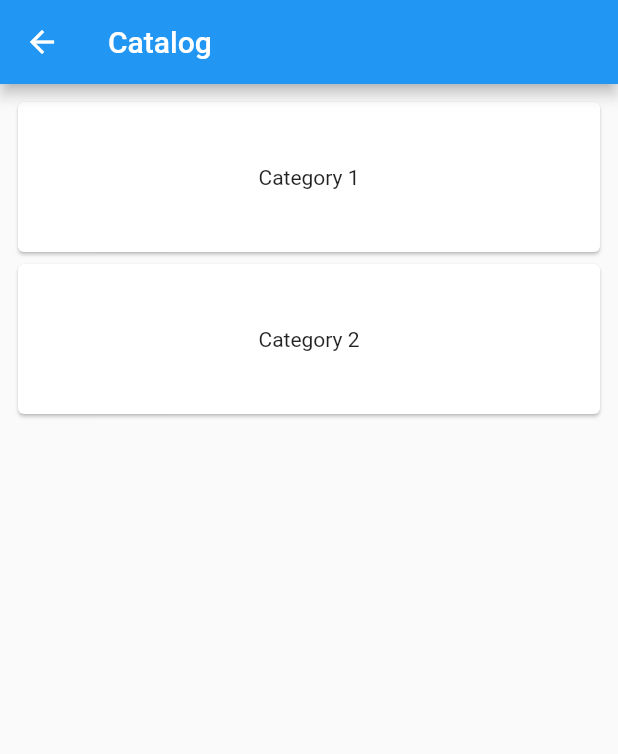
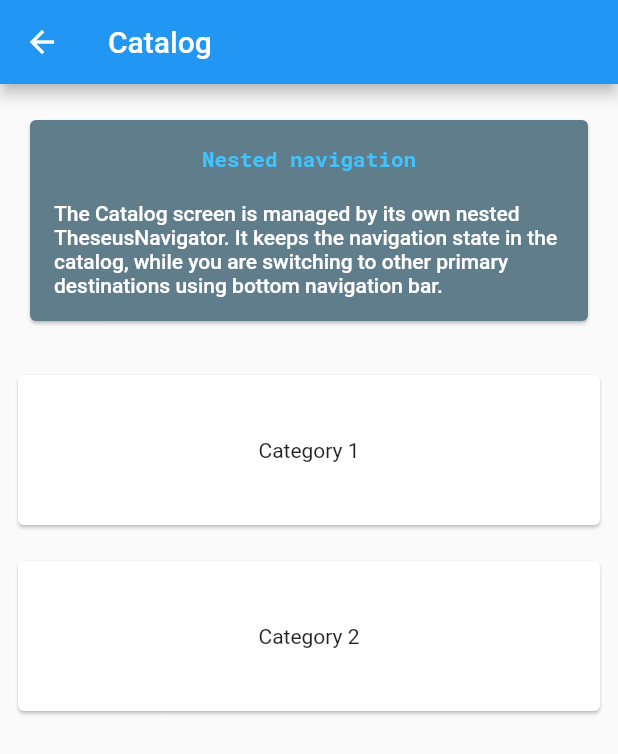
Before and after one commit to echedev/theseus-navigator, a Flutter app: the CategoryListScreen screen opened directly, on a phone screen of 412 x 824 dp. Shown: the top 754 px of the screen. Run offline on Flutter 3.47's test engine with Material 2 defaults, Android fonts, the phone set to English and light mode, and no system bars; our stand-ins replace google_fonts; statements that could not run were skipped.

Commit message:
Update demo app

```diff
--- a/example/lib/catalog/category_list_screen.dart
+++ b/example/lib/catalog/category_list_screen.dart
@@ -5,6 +5,7 @@ import 'package:flutter/material.dart';
 import 'category.dart';
 import 'catalog_navigator.dart';
 import 'category_repository.dart';
+import '../widgets/info_item.dart';
 
 class CategoryListScreen extends StatefulWidget {
   const CategoryListScreen({
@@ -32,15 +33,22 @@ class _CategoryListScreenState extends State<CategoryListScreen> {
       appBar: AppBar(
         title: Text(widget.parentCategory?.name ?? 'Catalog'),
       ),
-      body: Padding(
-        padding: const EdgeInsets.all(8.0),
-        child: FutureBuilder<List<Category>>(
+      body: FutureBuilder<List<Category>>(
           future:
               categoryRepository.getCategories(parent: widget.parentCategory),
           builder: (context, snapshot) {
             if (snapshot.hasData) {
               return ListView(
                 children: [
+                  const InfoItem(
+                    title: 'Nested navigation',
+                    description:
+                        '''The Catalog screen is managed by its own nested TheseusNavigator. It keeps the navigation state in the catalog, while you are switching to other primary destinations using bottom navigation bar.''',
+                    isDarkStyle: true,
+                  ),
+                  const SizedBox(
+                    height: 20.0,
+                  ),
                   ...snapshot.data!
                       .map((category) => InkWell(
                             onTap: () {
@@ -51,11 +59,14 @@ class _CategoryListScreenState extends State<CategoryListScreen> {
                                 parentCategory: category,
                               )));
                             },
+                            child: Padding(
+                              padding: const EdgeInsets.all(8.0),
                               child: Card(
                                 child: Container(
                                   height: 100.0,
                                   alignment: Alignment.center,
                                   child: Text(category.name),
+                                ),
                               ),
                             ),
                           ))
@@ -65,7 +76,6 @@ class _CategoryListScreenState extends State<CategoryListScreen> {
             }
             return Container();
           }),
-      ),
     );
   }
 }
--- a/example/lib/home/home_screen.dart
+++ b/example/lib/home/home_screen.dart
@@ -17,6 +17,12 @@ class HomeScreen extends StatelessWidget {
       ),
       body: ListView(
         children: [
+          const InfoItem(
+            title: 'Primary destinations',
+            description:
+                '''This is default destination that is opened on app launch. Other primary destinations are accessible by bottom navigation bar. You can also provide your custom navigation builder, like Drawer etc.''',
+            isDarkStyle: true,
+          ),
           InfoItem(
             title: 'Deep link',
             description:
```
Lines whose indentation alone changed are shown as unchanged.
